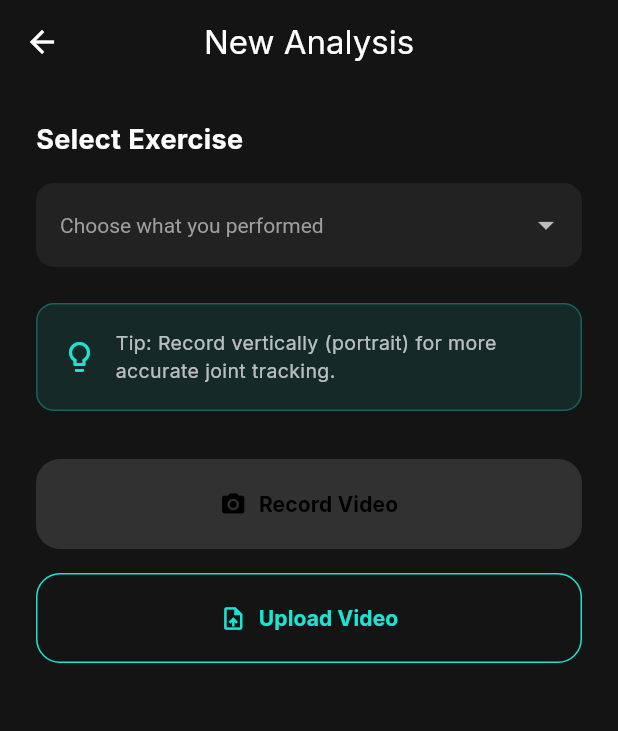
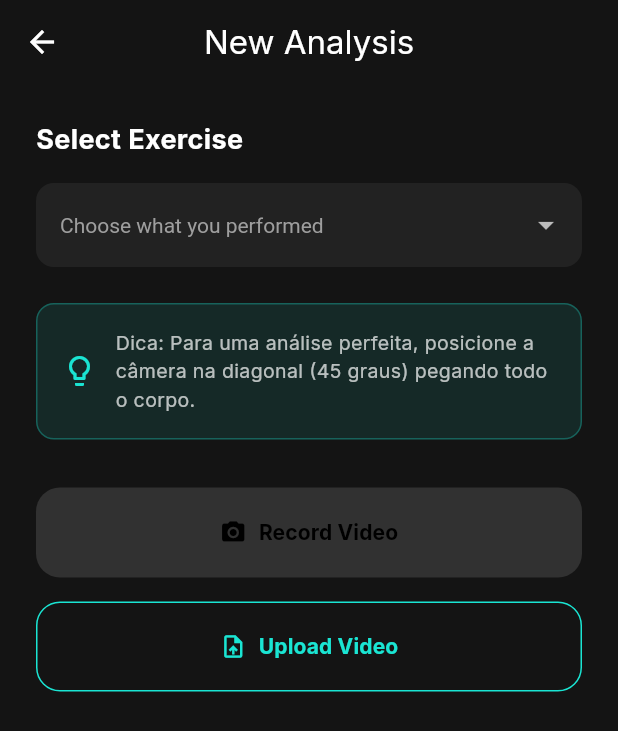
Before and after one commit to samuel-haddad/holy-squat-app, a Flutter app: the TechniqueUploadScreen screen opened directly, on a phone screen of 412 x 824 dp. Shown: the top 731 px of the screen. Run offline on Flutter 3.47's test engine with Material 3 defaults, Android fonts, the phone set to English and light mode, and no system bars; our stand-ins replace file_picker, fl_chart, flutter_dotenv, flutter_svg, google_fonts, image_picker and 7 more; accounts and stored records are empty.

Commit message:
ui: update camera placement tip in technique upload screen

```diff
--- a/lib/screens/technique/technique_upload_screen.dart
+++ b/lib/screens/technique/technique_upload_screen.dart
@@ -140,7 +140,7 @@ class _TechniqueUploadScreenState extends State<TechniqueUploadScreen> {
                   const SizedBox(width: 12),
                   const Expanded(
                     child: Text(
-                      'Tip: Record vertically (portrait) for more accurate joint tracking.',
+                      'Dica: Para uma análise perfeita, posicione a câmera na diagonal (45 graus) pegando todo o corpo.',
                       style: TextStyle(color: Colors.white70, fontSize: 13),
                     ),
                   ),
```
